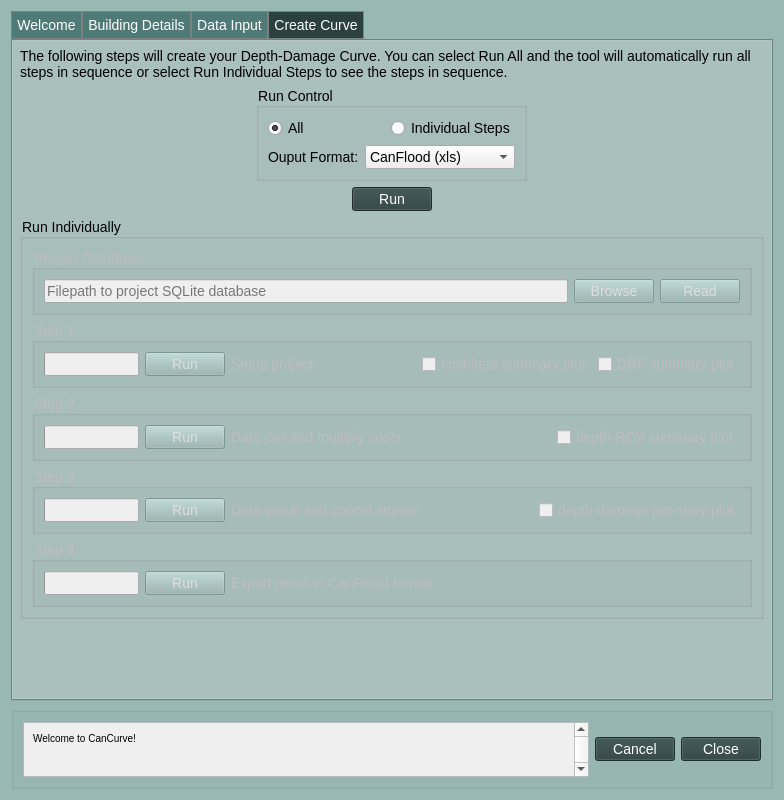
This is cancurve/bldgs/cc_bldgs_dialog.ui in NRCan/CanCurve as Qt 5 draws it before an edit. The edited form follows.
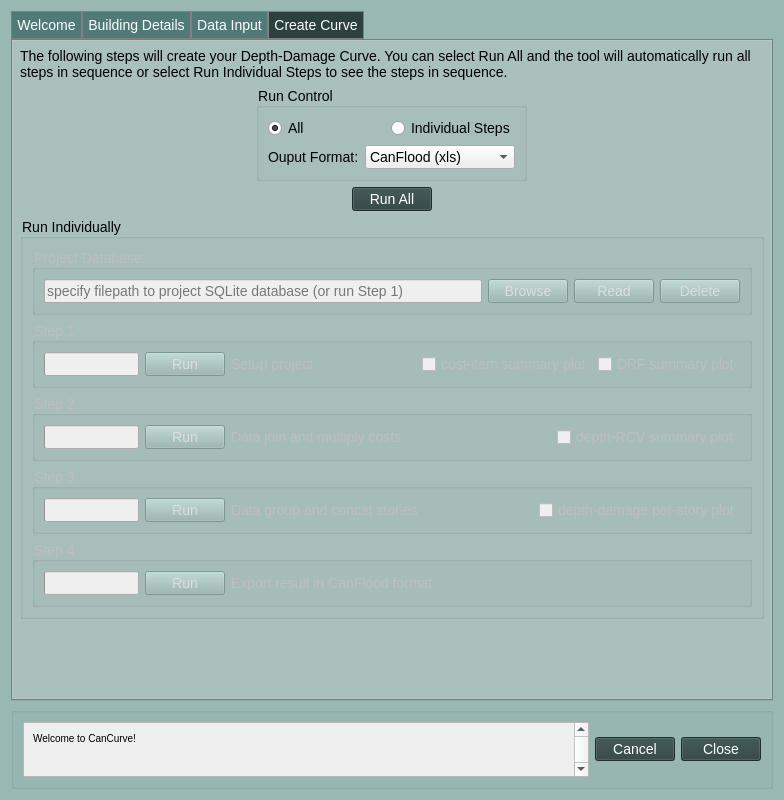
This is the edited form. The open tabs and pages were chosen to show the change. Icons and pictures are not drawn.

```diff
--- a/cancurve/bldgs/cc_bldgs_dialog.ui
+++ b/cancurve/bldgs/cc_bldgs_dialog.ui
@@ -1078,7 +1078,7 @@
          <item alignment="Qt::AlignHCenter">
           <widget class="QPushButton" name="pushButton_tab4actions_run">
            <property name="text">
-            <string>Run</string>
+            <string>Run All</string>
            </property>
           </widget>
          </item>
@@ -1133,7 +1133,7 @@
                   <string/>
                  </property>
                  <property name="placeholderText">
-                  <string>Filepath to project SQLite database</string>
+                  <string>specify filepath to project SQLite database (or run Step 1)</string>
                  </property>
                 </widget>
                </item>
@@ -1163,6 +1163,19 @@
                  </property>
                 </widget>
                </item>
+               <item>
+                <widget class="QPushButton" name="pushButton_tab4actions_clear">
+                 <property name="sizePolicy">
+                  <sizepolicy hsizetype="Fixed" vsizetype="Fixed">
+                   <horstretch>0</horstretch>
+                   <verstretch>0</verstretch>
+                  </sizepolicy>
+                 </property>
+                 <property name="text">
+                  <string>Delete</string>
+                 </property>
+                </widget>
+               </item>
               </layout>
              </widget>
             </item>
```
Left out of the diff: 6 changed lines with no effect on the pictures.
